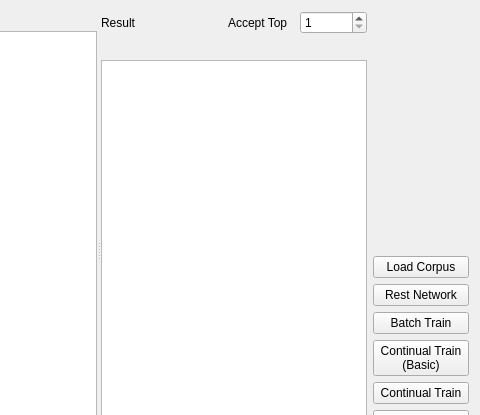
Above: Ui_Window.ui from Holence/AutoTag before the change; both pictures show x 437 to 917 and y 0 to 415 of the 917 by 527 pixel window. Below: the same form after it.
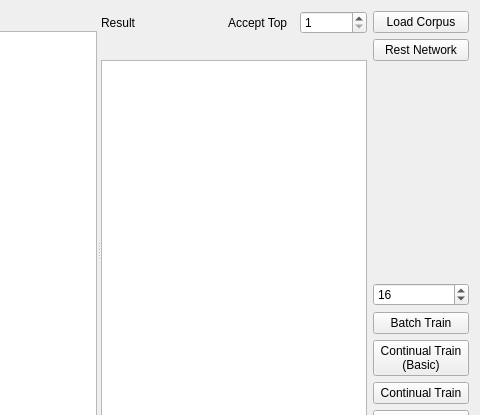
That is the form after the change.

Patch:
```diff
--- a/Ui_Window.ui
+++ b/Ui_Window.ui
@@ -205,6 +205,32 @@
    </item>
    <item>
     <layout class="QVBoxLayout" name="verticalLayout_3">
+     <item>
+      <widget class="QPushButton" name="pushButton_load_corpus">
+       <property name="sizePolicy">
+        <sizepolicy hsizetype="Preferred" vsizetype="Fixed">
+         <horstretch>0</horstretch>
+         <verstretch>0</verstretch>
+        </sizepolicy>
+       </property>
+       <property name="text">
+        <string> Load Corpus </string>
+       </property>
+      </widget>
+     </item>
+     <item>
+      <widget class="QPushButton" name="pushButton_reset">
+       <property name="sizePolicy">
+        <sizepolicy hsizetype="Preferred" vsizetype="Fixed">
+         <horstretch>0</horstretch>
+         <verstretch>0</verstretch>
+        </sizepolicy>
+       </property>
+       <property name="text">
+        <string> Rest Network </string>
+       </property>
+      </widget>
+     </item>
      <item>
       <spacer name="verticalSpacer">
        <property name="orientation">
@@ -219,28 +245,18 @@
       </spacer>
      </item>
      <item>
-      <widget class="QPushButton" name="pushButton_load_corpus">
-       <property name="sizePolicy">
-        <sizepolicy hsizetype="Preferred" vsizetype="Fixed">
-         <horstretch>0</horstretch>
-         <verstretch>0</verstretch>
-        </sizepolicy>
+      <widget class="QSpinBox" name="spinBox_batchsize">
+       <property name="minimum">
+        <number>4</number>
        </property>
-       <property name="text">
-        <string> Load Corpus </string>
+       <property name="maximum">
+        <number>512</number>
        </property>
-      </widget>
-     </item>
-     <item>
-      <widget class="QPushButton" name="pushButton_reset">
-       <property name="sizePolicy">
-        <sizepolicy hsizetype="Preferred" vsizetype="Fixed">
-         <horstretch>0</horstretch>
-         <verstretch>0</verstretch>
-        </sizepolicy>
+       <property name="singleStep">
+        <number>8</number>
        </property>
-       <property name="text">
-        <string> Rest Network </string>
+       <property name="value">
+        <number>16</number>
        </property>
       </widget>
      </item>
```
Left out of the diff: 8 changed lines with no effect on the pictures.
